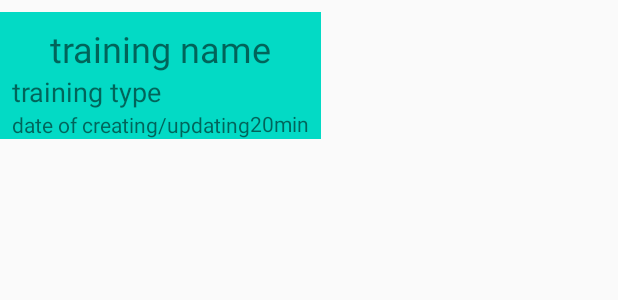
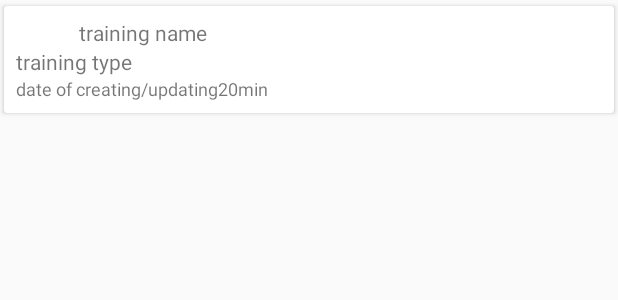
Before and after one commit to lukawitek000/street-project, an Android app: the layout user_trainings_item.xml on its own in the app's theme, with its tools: preview values and no code run, on a phone screen of 412 x 824 dp. Shown: the top 300 px of the screen. Run offline under Robolectric (Android 15) with nearby library versions, the phone set to English and light mode, and no system bars.

Commit message:
create card views with margins

```diff
--- a/app/app/build.gradle
+++ b/app/app/build.gradle
@@ -39,6 +39,7 @@ dependencies {
     implementation 'androidx.lifecycle:lifecycle-viewmodel-ktx:2.2.0'
     implementation 'com.google.android.material:material:1.1.0'
     implementation 'androidx.preference:preference:1.1.1'
+    implementation 'androidx.cardview:cardview:1.0.0'
     testImplementation 'junit:junit:4.12'
     androidTestImplementation 'androidx.test.ext:junit:1.1.1'
     androidTestImplementation 'androidx.test.espresso:espresso-core:3.2.0'
--- a/app/app/src/main/res/layout/user_trainings_item.xml
+++ b/app/app/src/main/res/layout/user_trainings_item.xml
@@ -1,26 +1,26 @@
 <?xml version="1.0" encoding="utf-8"?>
 <layout xmlns:android="http://schemas.android.com/apk/res/android"
     xmlns:app="http://schemas.android.com/apk/res-auto"
-    xmlns:tools="http://schemas.android.com/tools"
-    >
+    xmlns:tools="http://schemas.android.com/tools">
+    <androidx.cardview.widget.CardView
+        android:id="@+id/layoutCard"
+        android:layout_width="match_parent"
+        android:layout_height="wrap_content"
+        app:cardUseCompatPadding="true">
+
         <androidx.constraintlayout.widget.ConstraintLayout
-    android:id="@+id/layoutCard"
+            android:id="@+id/linearLayout"
             android:layout_width="wrap_content"
             android:layout_height="wrap_content"
-    android:layout_marginTop="8dp"
-    android:layout_marginBottom="8dp"
-    android:background="@color/colorAccent">
+            android:layout_margin="8dp">
 
             <TextView
                 android:id="@+id/training_name"
                 android:layout_width="0dp"
                 android:layout_height="wrap_content"
-        android:layout_marginStart="8dp"
-        android:layout_marginTop="8dp"
-        android:layout_marginEnd="8dp"
                 android:text="training name"
                 android:textAlignment="center"
-        android:textSize="24sp"
+                android:textSize="14sp"
                 app:layout_constraintBottom_toTopOf="@+id/training_type"
                 app:layout_constraintEnd_toEndOf="parent"
                 app:layout_constraintHorizontal_bias="1.0"
@@ -32,9 +32,8 @@
                 android:id="@+id/training_type"
                 android:layout_width="wrap_content"
                 android:layout_height="wrap_content"
-        android:layout_marginStart="8dp"
                 android:text="training type"
-        android:textSize="18sp"
+                android:textSize="14sp"
                 app:layout_constraintBottom_toTopOf="@+id/training_date"
                 app:layout_constraintStart_toStartOf="parent"
                 app:layout_constraintTop_toBottomOf="@+id/training_name" />
@@ -43,8 +42,8 @@
                 android:id="@+id/training_date"
                 android:layout_width="wrap_content"
                 android:layout_height="wrap_content"
-        android:layout_marginStart="8dp"
                 android:text="date of creating/updating"
+                android:textSize="12sp"
                 app:layout_constraintBottom_toBottomOf="parent"
                 app:layout_constraintStart_toStartOf="parent"
                 app:layout_constraintTop_toBottomOf="@+id/training_type" />
@@ -53,16 +52,14 @@
                 android:id="@+id/timeTextView"
                 android:layout_width="wrap_content"
                 android:layout_height="wrap_content"
-        android:layout_marginTop="24dp"
-        android:layout_marginEnd="8dp"
                 android:text="20min"
+                android:textSize="12sp"
                 app:layout_constraintBottom_toBottomOf="parent"
                 app:layout_constraintEnd_toEndOf="parent"
-        app:layout_constraintHorizontal_bias="1.0"
                 app:layout_constraintStart_toEndOf="@+id/training_date"
-        app:layout_constraintTop_toBottomOf="@+id/training_name"
-        app:layout_constraintVertical_bias="0.0" />
-
+                app:layout_constraintTop_toTopOf="@+id/training_date"
+                app:layout_constraintVertical_bias="1.0" />
 
         </androidx.constraintlayout.widget.ConstraintLayout>
+    </androidx.cardview.widget.CardView>
 </layout>
```
Lines whose indentation alone changed are shown as unchanged.
